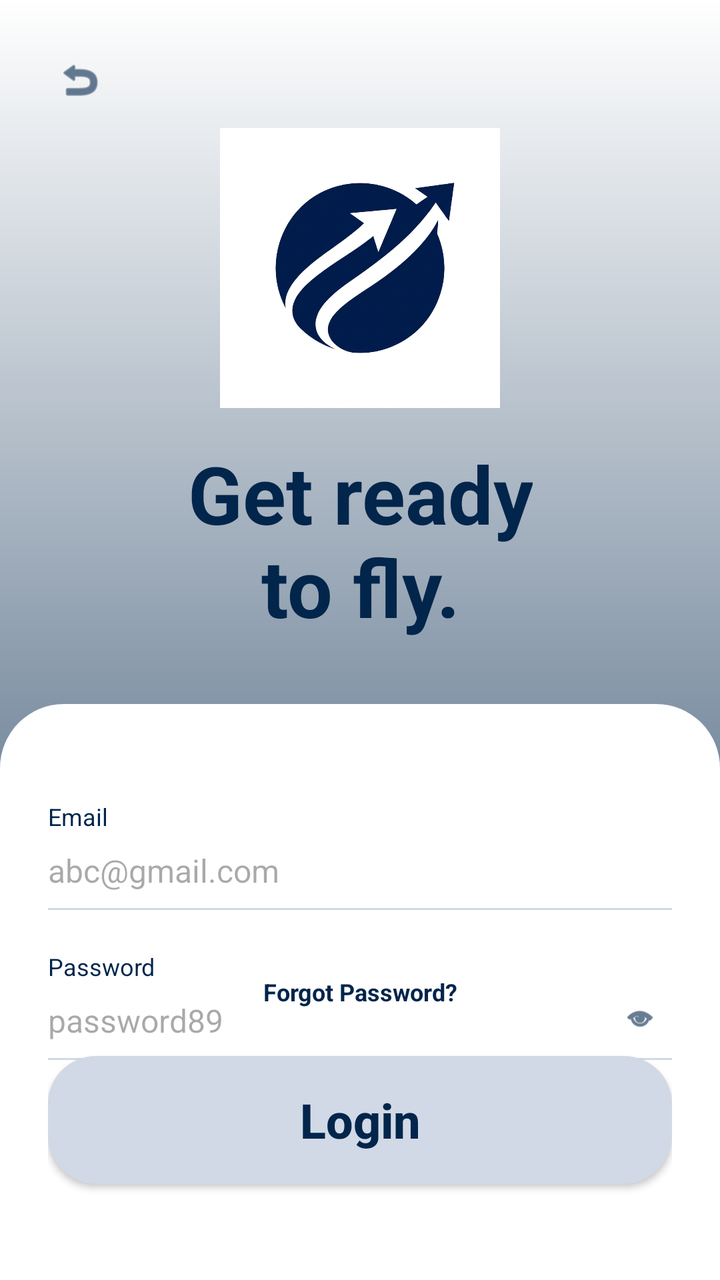
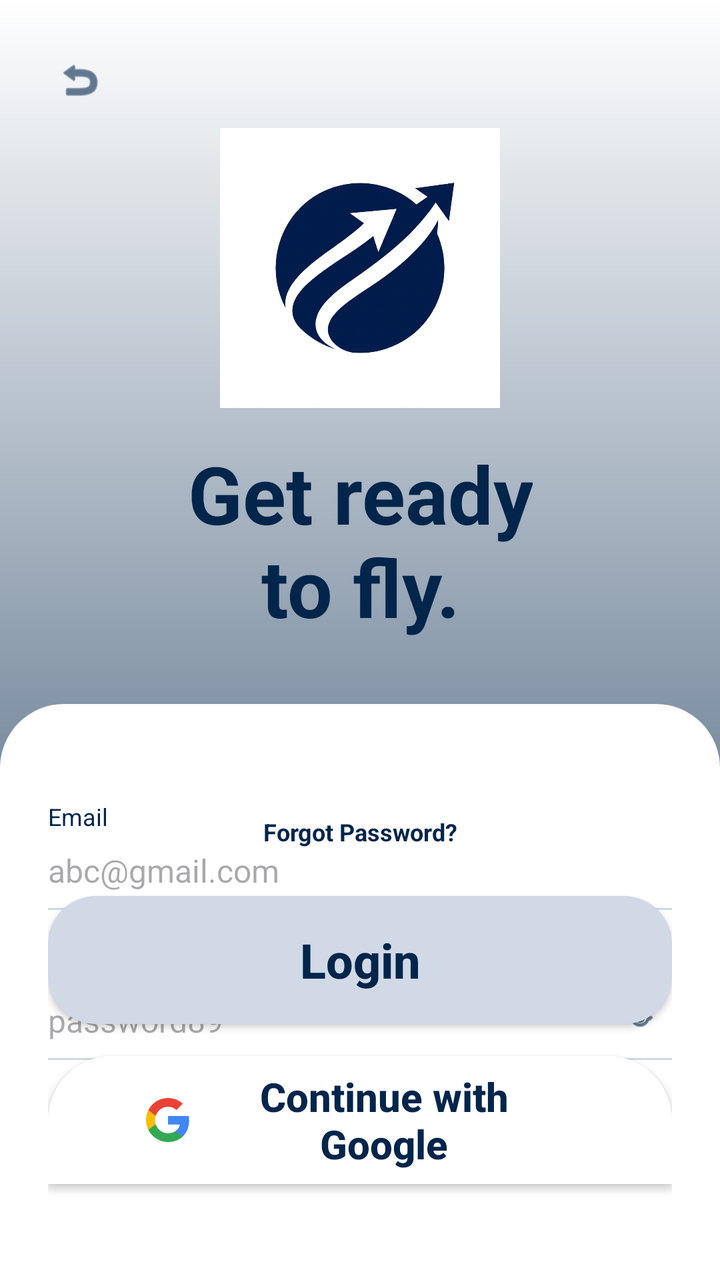

Compare the two renders of this Android layout. The source of the first and the diff that turns it into the second are given below.
<!-- AndroidManifest.xml: application theme Theme.Skyport -->
<!-- res/layout/fragment_login.xml -->
<?xml version="1.0" encoding="utf-8"?>
<androidx.constraintlayout.widget.ConstraintLayout xmlns:android="http://schemas.android.com/apk/res/android"
    xmlns:app="http://schemas.android.com/apk/res-auto"
    android:layout_width="match_parent"
    android:layout_height="match_parent"
    android:background="@drawable/bg_splash_gradient">

    <ImageView
        android:id="@+id/ivBack"
        android:layout_width="48dp"
        android:layout_height="48dp"
        android:layout_marginStart="16dp"
        android:layout_marginTop="16dp"
        android:padding="12dp"
        android:src="@android:drawable/ic_menu_revert"
        app:layout_constraintStart_toStartOf="parent"
        app:layout_constraintTop_toTopOf="parent"
        app:tint="@color/skyport_navy" />

    <ImageView
        android:id="@+id/ivLogo"
        android:layout_width="140dp"
        android:layout_height="140dp"
        android:layout_marginTop="64dp"
        android:src="@drawable/skyport_logo"
        app:layout_constraintEnd_toEndOf="parent"
        app:layout_constraintStart_toStartOf="parent"
        app:layout_constraintTop_toTopOf="parent" />

    <TextView
        android:id="@+id/tvWelcome"
        android:layout_width="wrap_content"
        android:layout_height="wrap_content"
        android:layout_marginTop="16dp"
        android:text="Get ready\nto fly."
        android:gravity="center"
        android:textColor="@color/skyport_navy"
        android:textSize="40sp"
        android:textStyle="bold"
        app:layout_constraintEnd_toEndOf="parent"
        app:layout_constraintStart_toStartOf="parent"
        app:layout_constraintTop_toBottomOf="@+id/ivLogo" />

    
    <androidx.constraintlayout.widget.ConstraintLayout
        android:layout_width="match_parent"
        android:layout_height="0dp"
        android:layout_marginTop="32dp"
        android:background="@drawable/white_rounded_bg"
        android:padding="24dp"
        app:layout_constraintBottom_toBottomOf="parent"
        app:layout_constraintTop_toBottomOf="@+id/tvWelcome">

        <TextView
            android:id="@+id/lblEmail"
            android:layout_width="wrap_content"
            android:layout_height="wrap_content"
            android:layout_marginTop="24dp"
            android:text="Email"
            android:textColor="@color/skyport_navy"
            android:textSize="12sp"
            app:layout_constraintStart_toStartOf="parent"
            app:layout_constraintTop_toTopOf="parent" />

        <EditText
            android:id="@+id/etEmail"
            android:layout_width="0dp"
            android:layout_height="wrap_content"
            android:background="@null"
            android:hint="abc@gmail.com"
            android:inputType="textEmailAddress"
            android:paddingVertical="8dp"
            android:textSize="16sp"
            app:layout_constraintEnd_toEndOf="parent"
            app:layout_constraintStart_toStartOf="parent"
            app:layout_constraintTop_toBottomOf="@+id/lblEmail" />

        <View
            android:id="@+id/lineEmail"
            android:layout_width="0dp"
            android:layout_height="1dp"
            android:background="@color/skyport_field_line"
            app:layout_constraintEnd_toEndOf="parent"
            app:layout_constraintStart_toStartOf="parent"
            app:layout_constraintTop_toBottomOf="@+id/etEmail" />

        <TextView
            android:id="@+id/lblPassword"
            android:layout_width="wrap_content"
            android:layout_height="wrap_content"
            android:layout_marginTop="20dp"
            android:text="Password"
            android:textColor="@color/skyport_navy"
            android:textSize="12sp"
            app:layout_constraintStart_toStartOf="parent"
            app:layout_constraintTop_toBottomOf="@+id/lineEmail" />

        <EditText
            android:id="@+id/etPassword"
            android:layout_width="0dp"
            android:layout_height="wrap_content"
            android:background="@null"
            android:hint="password89"
            android:inputType="textPassword"
            android:paddingVertical="8dp"
            android:textSize="16sp"
            app:layout_constraintEnd_toEndOf="parent"
            app:layout_constraintStart_toStartOf="parent"
            app:layout_constraintTop_toBottomOf="@+id/lblPassword" />

        <ImageView
            android:id="@+id/ivTogglePassword"
            android:layout_width="24dp"
            android:layout_height="24dp"
            android:layout_marginEnd="4dp"
            android:layout_marginBottom="8dp"
            android:padding="4dp"
            android:src="@android:drawable/ic_menu_view"
            app:layout_constraintBottom_toBottomOf="@+id/etPassword"
            app:layout_constraintEnd_toEndOf="parent"
            app:tint="@color/skyport_navy" />

        <View
            android:id="@+id/linePassword"
            android:layout_width="0dp"
            android:layout_height="1dp"
            android:background="@color/skyport_field_line"
            app:layout_constraintEnd_toEndOf="parent"
            app:layout_constraintStart_toStartOf="parent"
            app:layout_constraintTop_toBottomOf="@+id/etPassword" />

        <androidx.appcompat.widget.AppCompatCheckBox
            android:id="@+id/cbRemember"
            android:layout_width="wrap_content"
            android:layout_height="wrap_content"
            android:layout_marginTop="16dp"
            android:text="Remember me"
            android:textColor="@color/skyport_navy"
            android:textSize="12sp"
            app:buttonTint="@color/skyport_navy"
            app:layout_constraintStart_toStartOf="parent"
            app:layout_constraintTop_toBottomOf="@+id/linePassword" />

        <TextView
            android:id="@+id/tvForgotPassword"
            android:layout_width="wrap_content"
            android:layout_height="wrap_content"
            android:layout_marginBottom="16dp"
            android:padding="8dp"
            android:text="Forgot Password?"
            android:textColor="@color/skyport_navy"
            android:textSize="12sp"
            android:textStyle="bold"
            app:layout_constraintBottom_toTopOf="@+id/btnLogin"
            app:layout_constraintEnd_toEndOf="parent"
            app:layout_constraintStart_toStartOf="parent" />

        <androidx.appcompat.widget.AppCompatButton
            android:id="@+id/btnLogin"
            android:layout_width="0dp"
            android:layout_height="64dp"
            android:layout_marginBottom="24dp"
            android:background="@drawable/bg_button_signup"
            android:text="Login"
            android:textAllCaps="false"
            android:textColor="@color/skyport_navy"
            android:textSize="24sp"
            android:textStyle="bold"
            app:layout_constraintBottom_toBottomOf="parent"
            app:layout_constraintEnd_toEndOf="parent"
            app:layout_constraintStart_toStartOf="parent" />

    </androidx.constraintlayout.widget.ConstraintLayout>

</androidx.constraintlayout.widget.ConstraintLayout>
<!-- resources referenced by this layout -->
<resources>
  <color name="skyport_field_line">#D1D9E6</color>
  <color name="skyport_navy">#02254B</color>
  <!-- drawable bg_button_signup (drawable) -->
  <?xml version="1.0" encoding="utf-8"?>
  <ripple xmlns:android="http://schemas.android.com/apk/res/android"
      android:color="#20000000">
      <item>
          <shape android:shape="rectangle">
              <solid android:color="@color/skyport_button_bg" />
              <corners android:radius="24dp" />
          </shape>
      </item>
  </ripple>
  <!-- drawable bg_splash_gradient (drawable) -->
  <?xml version="1.0" encoding="utf-8"?>
  <shape xmlns:android="http://schemas.android.com/apk/res/android"
      android:shape="rectangle">
      <gradient
          android:angle="270"
          android:endColor="@color/skyport_bg_bottom"
          android:startColor="@color/skyport_bg_top"
          android:type="linear" />
  </shape>
  <!-- drawable skyport_logo: png bitmap (drawable, 242727 bytes) -->
  <!-- drawable white_rounded_bg (drawable) -->
  <?xml version="1.0" encoding="utf-8"?>
  <shape xmlns:android="http://schemas.android.com/apk/res/android"
      android:shape="rectangle">
      <solid android:color="@color/white" />
      <corners
          android:topLeftRadius="32dp"
          android:topRightRadius="32dp" />
  </shape>
  <style name="Theme.Skyport" parent="Theme.Material3.Light.NoActionBar">
          <item name="colorPrimary">@color/primary</item>
          <item name="android:windowBackground">@color/background_light</item>
          <item name="android:statusBarColor">@color/background_light</item>
          <item name="android:windowLightStatusBar">true</item>
      </style>
  <color name="skyport_button_bg">#D1D9E6</color>
  <color name="skyport_bg_bottom">#214061</color>
  <color name="skyport_bg_top">#FFFFFF</color>
  <color name="white">#FFFFFF</color>
  <color name="primary">#0055FF</color>
  <color name="background_light">#F8F9FB</color>
</resources>

<!-- the commit's change to res/layout/fragment_login.xml (unified diff, before → after) -->
@@ -159,17 +159,45 @@
             android:id="@+id/btnLogin"
             android:layout_width="0dp"
             android:layout_height="64dp"
-            android:layout_marginBottom="24dp"
+            android:layout_marginBottom="16dp"
             android:background="@drawable/bg_button_signup"
             android:text="Login"
             android:textAllCaps="false"
             android:textColor="@color/skyport_navy"
             android:textSize="24sp"
             android:textStyle="bold"
+            app:layout_constraintBottom_toTopOf="@+id/btnGoogleLogin"
+            app:layout_constraintEnd_toEndOf="parent"
+            app:layout_constraintStart_toStartOf="parent" />
+
+        <androidx.appcompat.widget.AppCompatButton
+            android:id="@+id/btnGoogleLogin"
+            android:layout_width="0dp"
+            android:layout_height="64dp"
+            android:layout_marginBottom="24dp"
+            android:background="@drawable/white_rounded_bg"
+            android:drawableStart="@drawable/ic_google"
+            android:paddingStart="48dp"
+            android:paddingEnd="48dp"
+            android:text="Continue with Google"
+            android:textAllCaps="false"
+            android:textColor="@color/skyport_navy"
+            android:textSize="20sp"
+            android:textStyle="bold"
             app:layout_constraintBottom_toBottomOf="parent"
             app:layout_constraintEnd_toEndOf="parent"
             app:layout_constraintStart_toStartOf="parent" />
 
+        <ProgressBar
+            android:id="@+id/progressBarAuth"
+            android:layout_width="wrap_content"
+            android:layout_height="wrap_content"
+            android:visibility="gone"
+            app:layout_constraintBottom_toBottomOf="parent"
+            app:layout_constraintEnd_toEndOf="parent"
+            app:layout_constraintStart_toStartOf="parent"
+            app:layout_constraintTop_toTopOf="parent" />
+
     </androidx.constraintlayout.widget.ConstraintLayout>
 
 </androidx.constraintlayout.widget.ConstraintLayout>
<!-- resource entries referenced after the edit -->
@@ -23,7 +23,26 @@
           android:startColor="@color/skyport_bg_top"
           android:type="linear" />
   </shape>
-  <!-- drawable skyport_logo: png bitmap (drawable, 242727 bytes) -->
+  <!-- drawable ic_google (drawable) -->
+  <vector xmlns:android="http://schemas.android.com/apk/res/android"
+      android:width="24dp"
+      android:height="24dp"
+      android:viewportWidth="24.0"
+      android:viewportHeight="24.0">
+      <path
+          android:fillColor="#4285F4"
+          android:pathData="M22.56,12.23c0,-0.8 -0.07,-1.53 -0.2,-2.23H12v4.26h5.92c-0.26,1.37 -1.04,2.53 -2.21,3.31v2.77h3.57c2.08,-1.92 3.28,-4.74 3.28,-8.11z"/>
+      <path
+          android:fillColor="#34A853"
+          android:pathData="M12,23c2.97,0 5.46,-0.98 7.28,-2.66l-3.57,-2.77c-0.98,0.66 -2.23,1.06 -3.71,1.06c-2.86,0 -5.29,-1.93 -6.16,-4.53H2.18v2.84C3.99,20.53 7.7,23 12,23z"/>
+      <path
+          android:fillColor="#FBBC05"
+          android:pathData="M5.84,14.09c-0.22,-0.66 -0.35,-1.36 -0.35,-2.09s0.13,-1.43 0.35,-2.09V7.07H2.18C1.43,8.55 1,10.22 1,12s0.43,3.45 1.18,4.93l3.66,-2.84z"/>
+      <path
+          android:fillColor="#EA4335"
+          android:pathData="M12,5.38c1.62,0 3.06,0.56 4.21,1.64l3.15,-3.15C17.45,2.09 14.97,1 12,1C7.7,1 3.99,3.47 2.18,7.07l3.66,2.84c0.87,-2.6 3.3,-4.53 6.16,-4.53z"/>
+  </vector>
+  <!-- drawable skyport_logo: jpg bitmap (drawable, 242727 bytes) -->
   <!-- drawable white_rounded_bg (drawable) -->
   <?xml version="1.0" encoding="utf-8"?>
   <shape xmlns:android="http://schemas.android.com/apk/res/android"
